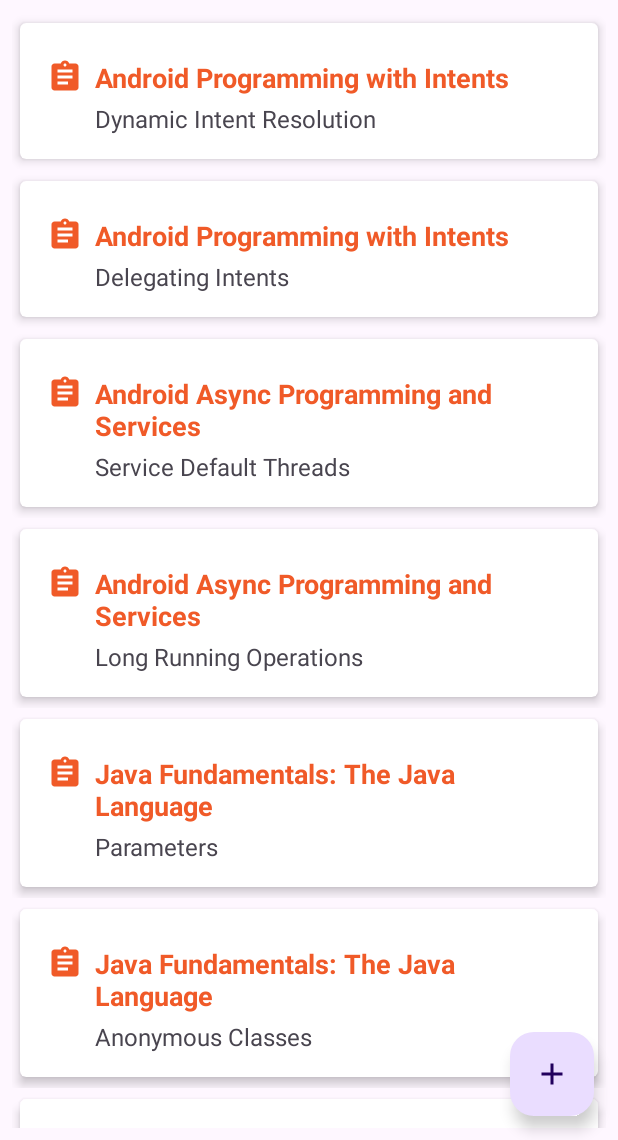
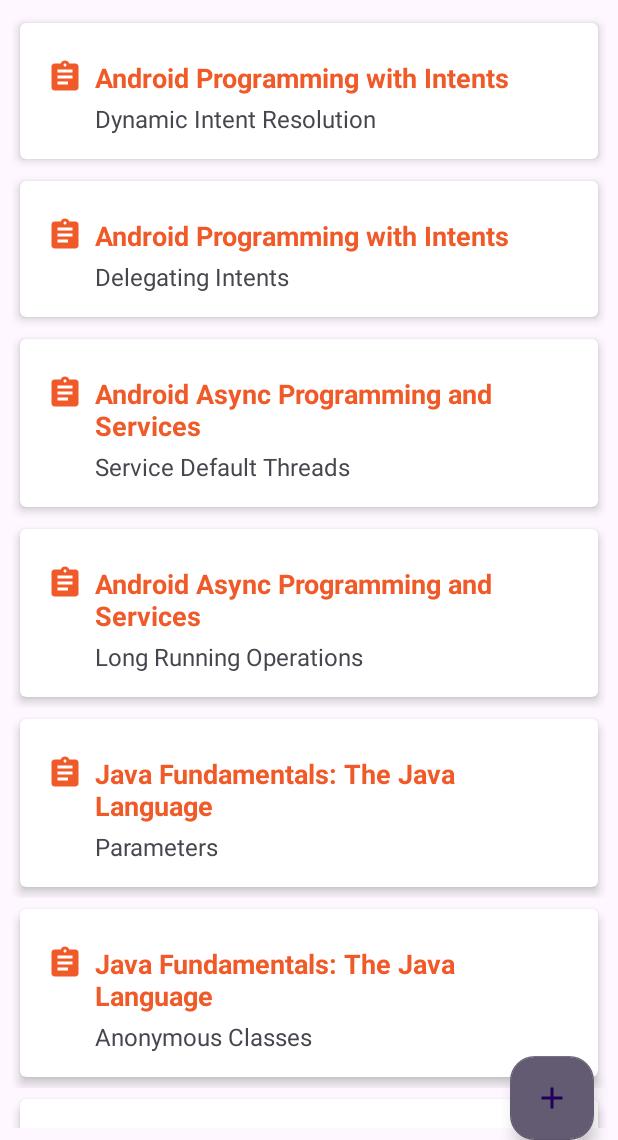
Before and after one commit to Mark-lee-coder/NoteKeeperApp, an Android app: the screen it shows after launch (ItemsActivity), on a phone screen of 412 x 824 dp, the part 96-1236 px from its top. Run offline under Robolectric (Android 15) with nearby library versions, the phone set to English and light mode, and no system bars; our stand-ins replace navigation-ui.

Commit message:
Init Commit

```diff
--- a/app/src/main/res/layout/app_bar_items.xml
+++ b/app/src/main/res/layout/app_bar_items.xml
@@ -24,12 +24,10 @@
 
     <com.google.android.material.floatingactionbutton.FloatingActionButton
         android:id="@+id/fab"
+        style="@style/AddFab"
         android:layout_width="wrap_content"
         android:layout_height="wrap_content"
         android:layout_gravity="bottom|end"
-        android:layout_marginEnd="@dimen/fab_margin"
-        android:layout_marginBottom="16dp"
-        android:contentDescription="@string/action_settings"
-        app:srcCompat="@drawable/ic_baseline_add_24" />
+        android:contentDescription="@string/action_settings" />
 
 </androidx.coordinatorlayout.widget.CoordinatorLayout>
--- /dev/null
+++ b/app/src/main/res/values/styles.xml
@@ -0,0 +1,7 @@
+<?xml version="1.0" encoding="utf-8"?>
+<resources>
+    <style name="AddFab" parent="@style/Widget.Design.FloatingActionButton">
+        <item name="android:layout_marginEnd">@dimen/fab_margin</item>
+        <item name="srcCompat">@drawable/ic_baseline_add_24</item>
+    </style>
+</resources>
```
